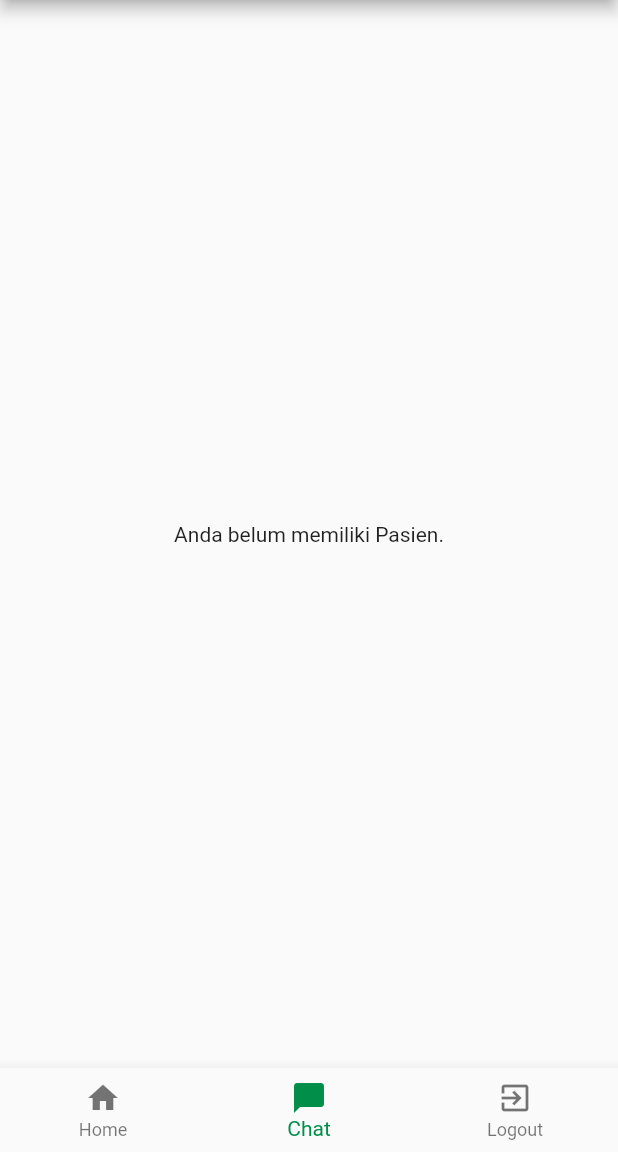
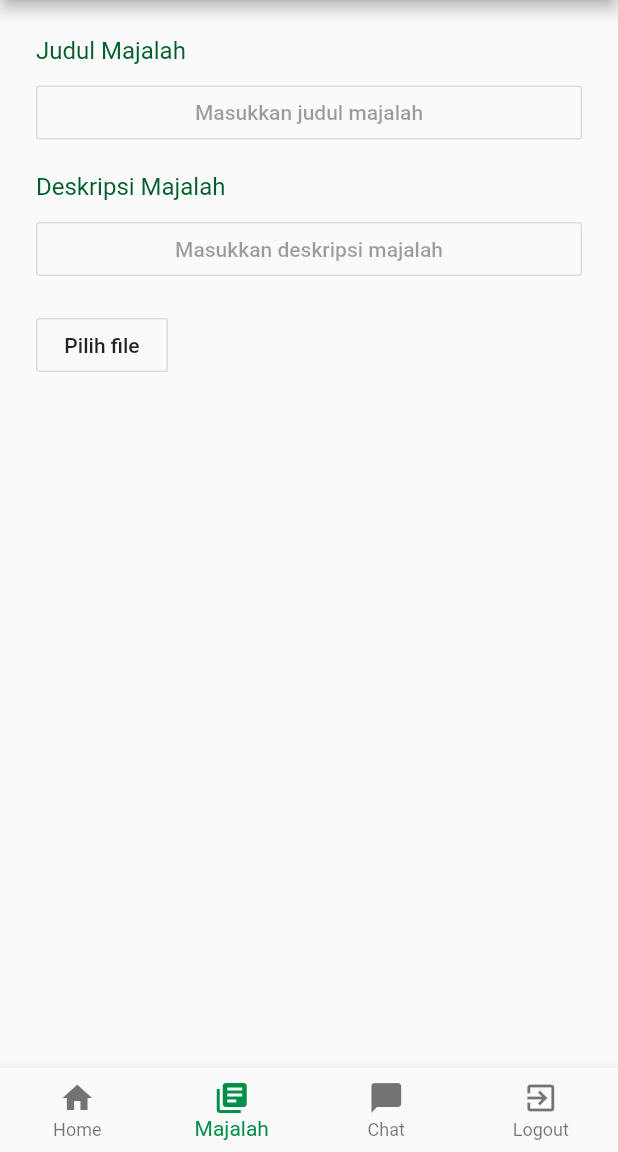
Before and after one commit to albertusdev/tuberculos-app, a Flutter app: the ApotekerHomeScreen screen opened directly, item 2 of the bottom bar chosen, on a phone screen of 412 x 824 dp, the part 84-1236 px from its top. Run offline on Flutter 3.47's test engine with Material 2 defaults, Android fonts, the phone set to English and light mode, and no system bars; our stand-ins replace cloud_firestore, firebase_auth, firebase_storage, flutter_redux, google_sign_in, image_picker and 1 more; missing offline and left inert: android_intent, flutter_circular_chart, flutter_one_signal, redux_persist, redux_persist_flutter; accounts and stored records are empty; Roboto replaces fonts that are missing (Gotham Rounded).

```diff
--- a/lib/screens/apoteker_screens/apoteker_dashboard_screen.dart
+++ b/lib/screens/apoteker_screens/apoteker_dashboard_screen.dart
@@ -38,8 +38,10 @@ class _ApotekerDashboardScreenState extends State<ApotekerDashboardScreen>
                         ),
                       ),
                       new Container(
+                        alignment: Alignment.center,
                         child: new Text(
                           "Belum Terverifikasi",
+                          textAlign: TextAlign.center,
                         ),
                         padding: new EdgeInsets.all(16.0),
                       ),
--- a/lib/screens/apoteker_screens/apoteker_home_screen.dart
+++ b/lib/screens/apoteker_screens/apoteker_home_screen.dart
@@ -6,6 +6,7 @@ import 'package:tuberculos/models/apoteker.dart';
 import "package:tuberculos/routes.dart";
 import 'package:tuberculos/screens/apoteker_screens/apoteker_chat_list_screen.dart';
 import 'package:tuberculos/screens/apoteker_screens/apoteker_dashboard_screen.dart';
+import 'package:tuberculos/screens/apoteker_screens/input_majalah_screen.dart';
 import "package:tuberculos/screens/logout_screen.dart";
 
 class NavigationIconView {
@@ -130,14 +131,14 @@ class _ApotekerHomeScreenState extends State<ApotekerHomeScreen>
         vsync: this,
         child: new ApotekerDashboardScreen(apoteker: currentUser),
       ),
-//      new NavigationIconView(
-//        activeIcon: const Icon(Icons.library_books),
-//        icon: const Icon(Icons.library_books),
-//        title: 'Majalah',
-//        color: Colors.teal,
-//        vsync: this,
-//        child: new PasienMajalahScreen(),
-//      ),
+      new NavigationIconView(
+        activeIcon: const Icon(Icons.library_books),
+        icon: const Icon(Icons.library_books),
+        title: 'Majalah',
+        color: Colors.teal,
+        vsync: this,
+        child: new InputMajalahScreen(),
+      ),
       new NavigationIconView(
         activeIcon: const Icon(Icons.chat),
         icon: const Icon(Icons.chat_bubble),
--- /dev/null
+++ b/lib/screens/apoteker_screens/input_majalah_screen.dart
@@ -0,0 +1,131 @@
+import 'dart:io';
+
+import "package:android_intent/android_intent.dart";
+import 'package:flutter/material.dart';
+import 'package:tuberculos/screens/input_screen.dart';
+import 'package:tuberculos/widgets/full_width_widget.dart';
+
+class InputMajalahScreen extends StatefulWidget {
+  @override
+  _InputMajalahScreenState createState() => _InputMajalahScreenState();
+}
+
+class _InputMajalahScreenState extends State<InputMajalahScreen> {
+  String _title;
+  String _description;
+  File file;
+
+  @override
+  Widget build(BuildContext context) {
+    return new Container(
+      margin: new EdgeInsets.symmetric(vertical: 8.0, horizontal: 24.0),
+      child: new Column(
+          mainAxisAlignment: MainAxisAlignment.start,
+          crossAxisAlignment: CrossAxisAlignment.start,
+          children: <Widget>[
+            new Container(
+              child: new Column(
+                crossAxisAlignment: CrossAxisAlignment.start,
+                children: <Widget>[
+                  new Container(
+                    child: new Text(
+                      "Judul Majalah",
+                      style: new TextStyle(
+                        color: Theme.of(context).primaryColorDark,
+                        fontSize: 16.0,
+                      ),
+                      textAlign: TextAlign.start,
+                    ),
+                    margin: new EdgeInsets.only(bottom: 8.0),
+                  ),
+                  new FullWidthWidget(
+                    child: new OutlineButton(
+                      child: new Text(
+                        _title == null ? "Masukkan judul majalah" : _title,
+                        style: new TextStyle(
+                          color: _title == null
+                              ? Theme.of(context).disabledColor
+                              : Colors.black,
+                        ),
+                        textAlign: TextAlign.start,
+                      ),
+                      onPressed: () {
+                        Navigator
+                            .of(context)
+                            .push<String>(new MaterialPageRoute(
+                                builder: (_) => new StringInputScreen(
+                                      title: "Judul Majalah",
+                                      hintText: "Masukkan judul majalah",
+                                    )))
+                            .then((String title) {
+                          setState(() => this._title = title);
+                        });
+                      },
+                    ),
+                  )
+                ],
+              ),
+              margin: new EdgeInsets.only(top: 16.0),
+            ),
+            new Container(
+                child: new Column(
+                  crossAxisAlignment: CrossAxisAlignment.start,
+                  children: <Widget>[
+                    new Container(
+                      child: new Text(
+                        "Deskripsi Majalah",
+                        style: new TextStyle(
+                          color: Theme.of(context).primaryColorDark,
+                          fontSize: 16.0,
+                        ),
+                        textAlign: TextAlign.start,
+                      ),
+                      margin: new EdgeInsets.only(bottom: 8.0),
+                    ),
+                    new FullWidthWidget(
+                      child: new OutlineButton(
+                        child: new Text(
+                          _description == null
+                              ? "Masukkan deskripsi majalah"
+                              : _description,
+                          style: new TextStyle(
+                            color: _description == null
+                                ? Theme.of(context).disabledColor
+                                : Colors.black,
+                          ),
+                          textAlign: TextAlign.start,
+                        ),
+                        onPressed: () {
+                          Navigator
+                              .of(context)
+                              .push<String>(new MaterialPageRoute(
+                                  builder: (_) => new StringInputScreen(
+                                        title: "Deskripsi Majalah",
+                                        hintText: "Masukkan deskripsi majalah",
+                                      )))
+                              .then((String description) {
+                            setState(() => this._description = description);
+                          });
+                        },
+                      ),
+                    )
+                  ],
+                ),
+                margin: new EdgeInsets.symmetric(
+                  vertical: 16.0,
+                )),
+            new OutlineButton(
+              child: new Text("Pilih file"),
+              onPressed: () {
+                AndroidIntent intent = new AndroidIntent(
+                  action: 'action_view',
+                  data:
+                      'https://firebasestorage.googleapis.com/v0/b/tuberculos-e576c.appspot.com/o/166259_PKM%20KC_Anja%20Tamabri%20copy.pdf?alt=media&token=58161459-e23d-4ee8-8125-ad6df1c6de21',
+                );
+                intent.launch();
+              },
+            )
+          ]),
+    );
+  }
+}
--- a/lib/screens/register_screen/input_role_specific_fields.dart
+++ b/lib/screens/register_screen/input_role_specific_fields.dart
@@ -221,7 +221,7 @@ class _InputRoleSpecificWidgetState extends State<InputRoleSpecificWidget> {
                                     color: Colors.white,
                                   ),
                                 ),
-                          color: Theme.of(context).primaryColorDark,
+                          color: Theme.of(context).primaryColor,
                           onPressed: !state.isLoading
                               ? () {
                                   _submit(context, store);
--- a/pubspec.yaml
+++ b/pubspec.yaml
@@ -2,6 +2,7 @@ name: tuberculos
 description: An application for pharmacist to help monitor and remind their patient to take their medicine regularly.
 
 dependencies:
+  android_intent:
   cloud_firestore:
   firebase_auth:
   firebase_database:
@@ -47,6 +48,11 @@ flutter:
   assets:
     - assets/pictures/google-logo.png
     - assets/pictures/logo.png
+    - assets/pictures/logo_black.png
+    - assets/icons/apoteker_button_active.png
+    - assets/icons/apoteker_button_inactive.png
+    - assets/icons/pasien_button_active.png
+    - assets/icons/pasien_button_inactive.png
   #  - images/a_dot_ham.jpeg
 
   # An image asset can refer to one or more resolution-specific "variants", see
```
Also changed, not shown: lib/screens/login_screen.dart (+55 -55 lines), lib/screens/pasien_statistic_screen.dart (+2 -117 lines), lib/screens/register_screen/choose_role_widget.dart (+47 -53 lines), lib/screens/show_obat_screen.dart (added, +119 -0 lines), pubspec.lock.
